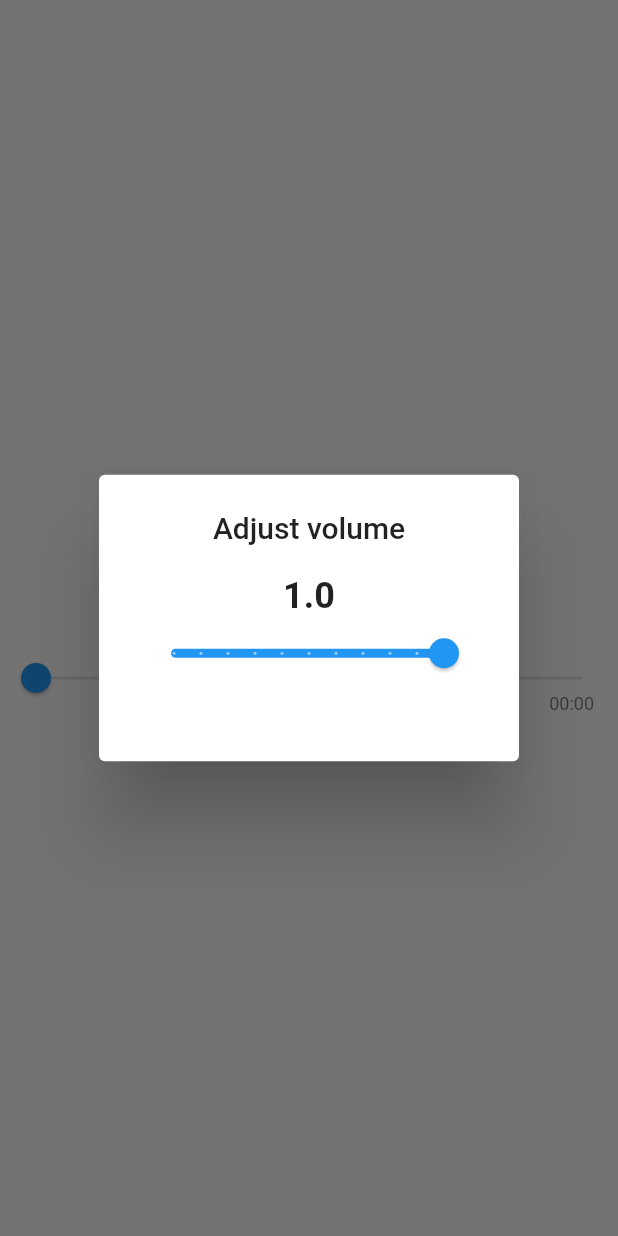
After one commit to dp8262/video_player_app, a Flutter app: the AudioPlayerScreen screen opened directly, after a tap on the "volume up" icon, on a phone screen of 412 x 824 dp. The commit adds this screen. Run offline on Flutter 3.47's test engine with Material 2 defaults, Android fonts, the phone set to English and light mode, and no system bars; our stand-ins replace dotted_border, image_picker, just_audio, rxdart, video_player; missing offline and left inert: audio_session; Roboto replaces fonts that are missing (Fixed); statements that could not run were skipped.

Commit message:
new project audio player

```diff
--- /dev/null
+++ b/lib/audio_player/audio_player_screen.dart
@@ -0,0 +1,181 @@
+import 'package:audio_session/audio_session.dart';
+import 'package:flutter/material.dart';
+import 'package:flutter/services.dart';
+import 'package:just_audio/just_audio.dart';
+import 'package:rxdart/rxdart.dart';
+import 'package:video_player_app/audio_player/common/common_widget.dart';
+
+
+class AudioPlayerScreen extends StatefulWidget {
+  const AudioPlayerScreen({Key? key}) : super(key: key);
+
+  @override
+  State<AudioPlayerScreen> createState() => _AudioPlayerScreenState();
+}
+
+class _AudioPlayerScreenState extends State<AudioPlayerScreen> with WidgetsBindingObserver {
+  final _player = AudioPlayer();
+
+  @override
+  void initState() {
+    super.initState();
+    ambiguate(WidgetsBinding.instance)!.addObserver(this);
+    SystemChrome.setSystemUIOverlayStyle(const SystemUiOverlayStyle(
+      statusBarColor: Colors.black,
+    ));
+    _init();
+  }
+
+  Future<void> _init() async {
+    final session = await AudioSession.instance;
+    await session.configure(const AudioSessionConfiguration.speech());
+    _player.playbackEventStream.listen((event) {},
+        onError: (Object e, StackTrace stackTrace) {
+          print('A stream error occurred: $e');
+        });
+    try {
+      await _player.setAudioSource(AudioSource.uri(Uri.parse(
+          "https://s3.amazonaws.com/scifri-episodes/scifri20181123-episode.mp3")));
+    } catch (e) {
+      print("Error loading audio source: $e");
+    }
+  }
+
+  @override
+  void dispose() {
+    ambiguate(WidgetsBinding.instance)!.removeObserver(this);
+
+    _player.dispose();
+    super.dispose();
+  }
+
+  @override
+  void didChangeAppLifecycleState(AppLifecycleState state) {
+    if (state == AppLifecycleState.paused) {
+      _player.stop();
+    }
+  }
+
+  Stream<PositionData> get _positionDataStream =>
+      Rx.combineLatest3<Duration, Duration, Duration?, PositionData>(
+          _player.positionStream,
+          _player.bufferedPositionStream,
+          _player.durationStream,
+              (position, bufferedPosition, duration) => PositionData(
+              position, bufferedPosition, duration ?? Duration.zero));
+
+
+  @override
+  Widget build(BuildContext context) {
+    return Scaffold(
+        body: SafeArea(
+          child: Column(
+            crossAxisAlignment: CrossAxisAlignment.center,
+            mainAxisAlignment: MainAxisAlignment.center,
+            children: [
+              ControlButtons(_player),
+                StreamBuilder<PositionData>(
+                stream: _positionDataStream,
+                builder: (context, snapshot) {
+                  final positionData = snapshot.data;
+                  return SeekBar(
+                    duration: positionData?.duration ?? Duration.zero,
+                    position: positionData?.position ?? Duration.zero,
+                    bufferedPosition:
+                    positionData?.bufferedPosition ?? Duration.zero,
+                    onChangeEnd: _player.seek,
+                  );
+                },
+              ),
+            ],
+          ),
+        ),
+      );
+  }
+}
+
+class ControlButtons extends StatelessWidget {
+  final AudioPlayer player;
+
+  const ControlButtons(this.player, {Key? key}) : super(key: key);
+
+  @override
+  Widget build(BuildContext context) {
+    return Row(
+      mainAxisSize: MainAxisSize.min,
+      children: [
+        // Opens volume slider dialog
+        IconButton(
+          icon: const Icon(Icons.volume_up),
+          onPressed: () {
+            showSliderDialog(
+              context: context,
+              title: "Adjust volume",
+              divisions: 10,
+              min: 0.0,
+              max: 1.0,
+              value: player.volume,
+              stream: player.volumeStream,
+              onChanged: player.setVolume,
+            );
+          },
+        ),
+        StreamBuilder<PlayerState>(
+          stream: player.playerStateStream,
+          builder: (context, snapshot) {
+            final playerState = snapshot.data;
+            final processingState = playerState?.processingState;
+            final playing = playerState?.playing;
+            if (processingState == ProcessingState.loading ||
+                processingState == ProcessingState.buffering) {
+              return Container(
+                margin: const EdgeInsets.all(8.0),
+                width: 64.0,
+                height: 64.0,
+                child: const CircularProgressIndicator(),
+              );
+            } else if (playing != true) {
+              return IconButton(
+                icon: const Icon(Icons.play_arrow),
+                iconSize: 64.0,
+                onPressed: player.play,
+              );
+            } else if (processingState != ProcessingState.completed) {
+              return IconButton(
+                icon: const Icon(Icons.pause),
+                iconSize: 64.0,
+                onPressed: player.pause,
+              );
+            } else {
+              return IconButton(
+                icon: const Icon(Icons.replay),
+                iconSize: 64.0,
+                onPressed: () => player.seek(Duration.zero),
+              );
+            }
+          },
+        ),
+        // Opens speed slider dialog
+        StreamBuilder<double>(
+          stream: player.speedStream,
+          builder: (context, snapshot) => IconButton(
+            icon: Text("${snapshot.data?.toStringAsFixed(1)}x",
+                style: const TextStyle(fontWeight: FontWeight.bold)),
+            onPressed: () {
+              showSliderDialog(
+                context: context,
+                title: "Adjust speed",
+                divisions: 10,
+                min: 0.5,
+                max: 1.5,
+                value: player.speed,
+                stream: player.speedStream,
+                onChanged: player.setSpeed,
+              );
+            },
+          ),
+        ),
+      ],
+    );
+  }
+}
--- /dev/null
+++ b/lib/audio_player/common/common_widget.dart
@@ -0,0 +1,184 @@
+import 'dart:math';
+
+import 'package:flutter/material.dart';
+
+class SeekBar extends StatefulWidget {
+  final Duration duration;
+  final Duration position;
+  final Duration bufferedPosition;
+  final ValueChanged<Duration>? onChanged;
+  final ValueChanged<Duration>? onChangeEnd;
+
+  const SeekBar({
+    Key? key,
+    required this.duration,
+    required this.position,
+    required this.bufferedPosition,
+    this.onChanged,
+    this.onChangeEnd,
+  }) : super(key: key);
+
+  @override
+  SeekBarState createState() => SeekBarState();
+}
+
+class SeekBarState extends State<SeekBar> {
+  double? _dragValue;
+  late SliderThemeData _sliderThemeData;
+
+  @override
+  void didChangeDependencies() {
+    super.didChangeDependencies();
+
+    _sliderThemeData = SliderTheme.of(context).copyWith(
+      trackHeight: 2.0,
+    );
+  }
+
+  @override
+  Widget build(BuildContext context) {
+    return Stack(
+      children: [
+        SliderTheme(
+          data: _sliderThemeData.copyWith(
+            thumbShape: HiddenThumbComponentShape(),
+            activeTrackColor: Colors.blue.shade100,
+            inactiveTrackColor: Colors.grey.shade300,
+          ),
+          child: ExcludeSemantics(
+            child: Slider(
+              min: 0.0,
+              max: widget.duration.inMilliseconds.toDouble(),
+              value: min(widget.bufferedPosition.inMilliseconds.toDouble(),
+                  widget.duration.inMilliseconds.toDouble()),
+              onChanged: (value) {
+                setState(() {
+                  _dragValue = value;
+                });
+                if (widget.onChanged != null) {
+                  widget.onChanged!(Duration(milliseconds: value.round()));
+                }
+              },
+              onChangeEnd: (value) {
+                if (widget.onChangeEnd != null) {
+                  widget.onChangeEnd!(Duration(milliseconds: value.round()));
+                }
+                _dragValue = null;
+              },
+            ),
+          ),
+        ),
+        SliderTheme(
+          data: _sliderThemeData.copyWith(
+            inactiveTrackColor: Colors.transparent,
+          ),
+          child: Slider(
+            min: 0.0,
+            max: widget.duration.inMilliseconds.toDouble(),
+            value: min(_dragValue ?? widget.position.inMilliseconds.toDouble(),
+                widget.duration.inMilliseconds.toDouble()),
+            onChanged: (value) {
+              setState(() {
+                _dragValue = value;
+              });
+              if (widget.onChanged != null) {
+                widget.onChanged!(Duration(milliseconds: value.round()));
+              }
+            },
+            onChangeEnd: (value) {
+              if (widget.onChangeEnd != null) {
+                widget.onChangeEnd!(Duration(milliseconds: value.round()));
+              }
+              _dragValue = null;
+            },
+          ),
+        ),
+        Positioned(
+          right: 16.0,
+          bottom: 0.0,
+          child: Text(
+              RegExp(r'((^0*[1-9]\d*:)?\d{2}:\d{2})\.\d+$')
+                  .firstMatch("$_remaining")
+                  ?.group(1) ??
+                  '$_remaining',
+              style: Theme.of(context).textTheme.caption),
+        ),
+      ],
+    );
+  }
+
+  Duration get _remaining => widget.duration - widget.position;
+}
+
+class HiddenThumbComponentShape extends SliderComponentShape {
+  @override
+  Size getPreferredSize(bool isEnabled, bool isDiscrete) => Size.zero;
+
+  @override
+  void paint(
+      PaintingContext context,
+      Offset center, {
+        required Animation<double> activationAnimation,
+        required Animation<double> enableAnimation,
+        required bool isDiscrete,
+        required TextPainter labelPainter,
+        required RenderBox parentBox,
+        required SliderThemeData sliderTheme,
+        required TextDirection textDirection,
+        required double value,
+        required double textScaleFactor,
+        required Size sizeWithOverflow,
+      }) {}
+}
+
+class PositionData {
+  final Duration position;
+  final Duration bufferedPosition;
+  final Duration duration;
+
+  PositionData(this.position, this.bufferedPosition, this.duration);
+}
+
+void showSliderDialog({
+  required BuildContext context,
+  required String title,
+  required int divisions,
+  required double min,
+  required double max,
+  String valueSuffix = '',
+  // TODO: Replace these two by ValueStream.
+  required double value,
+  required Stream<double> stream,
+  required ValueChanged<double> onChanged,
+}) {
+  showDialog<void>(
+    context: context,
+    builder: (context) => AlertDialog(
+      title: Text(title, textAlign: TextAlign.center),
+      content: StreamBuilder<double>(
+        stream: stream,
+        builder: (context, snapshot) => SizedBox(
+          height: 100.0,
+          child: Column(
+            children: [
+              Text('${snapshot.data?.toStringAsFixed(1)}$valueSuffix',
+                  style: const TextStyle(
+                      fontFamily: 'Fixed',
+                      fontWeight: FontWeight.bold,
+                      fontSize: 24.0)),
+              Slider(
+                divisions: divisions,
+                min: min,
+                max: max,
+                value: snapshot.data ?? value,
+                onChanged: onChanged,
+              ),
+            ],
+          ),
+        ),
+      ),
+    ),
+  );
+}
+
+T? ambiguate<T>(T? value) => value;
--- a/lib/main.dart
+++ b/lib/main.dart
@@ -1,5 +1,6 @@
 import 'package:flutter/material.dart';
 import 'package:flutter/services.dart';
+import 'package:video_player_app/audio_player/audio_player_screen.dart';
 import 'package:video_player_app/ui/discover_screen.dart';
 import 'package:video_player_app/ui/tabbar_screen.dart';
 import 'package:video_player_app/ui/video_player.dart';
@@ -36,7 +37,8 @@ class MyApp extends StatelessWidget {
         primarySwatch: Colors.blue,
       ),
       // home: const VideoPlayerScreen(),
-      home: const TabBarScreen(),
+      // home: const TabBarScreen(),
+      home: const AudioPlayerScreen(),
     );
   }
 }
--- a/lib/ui/common/constants.dart
+++ b/lib/ui/common/constants.dart
@@ -15,6 +15,10 @@ abstract class AllColors {
   static const Color blackColor = Color(0xff0b0a11);
   static const Color greyColor = Color(0xffB9C4C4);
   static const Color greyLightColor = Color(0xff90939d);
+  static const Color primaryColor = Color(0xffedd3cb);
+//Color primaryColor = Colors.blue[100];
+//Color darkPrimaryColor = Colors.blue[800];
+  static const Color darkPrimaryColor = Color(0xff6f3d2e);
   static const Color blueLightColor = Color(0xff6b5ecc);
 }
 
```
Also changed, not shown: pubspec.yaml (+8 -1 lines), pubspec.lock, 1 other file.
